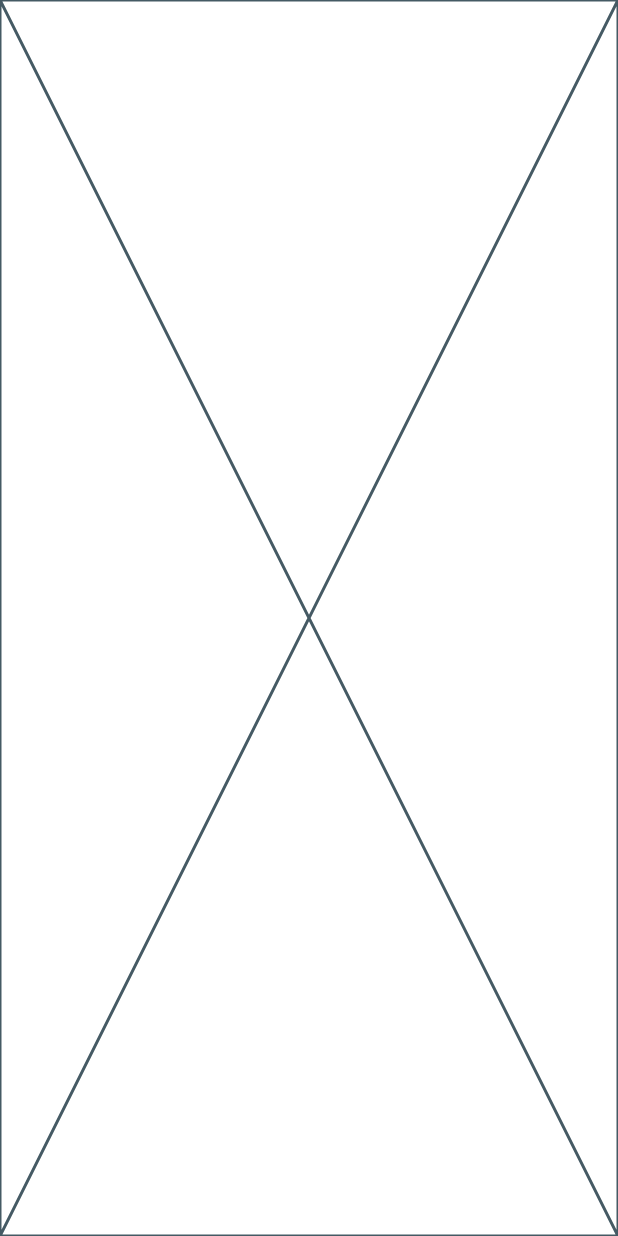
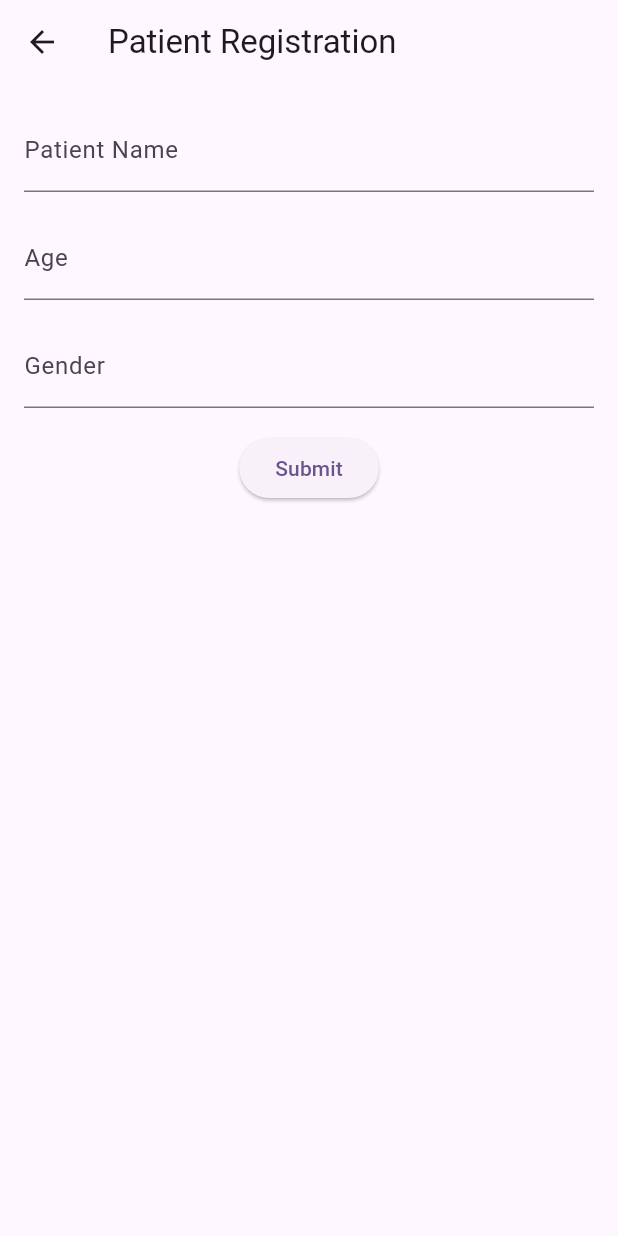
Before and after one commit to Omkar-t06/CMR_hackathon, a Flutter app: the HomeView screen opened by its route, item 2 of the bottom bar chosen, on a phone screen of 412 x 824 dp. Run offline on Flutter 3.47's test engine with Material 3 defaults, Android fonts, the phone set to English and light mode, and no system bars; our stand-ins replace firebase_auth, firebase_core, flutter_svg, string_validator; accounts and stored records are empty.

Commit message:
Appointment page

```diff
--- a/lib/view/home_views/fill_form_view.dart
+++ b/lib/view/home_views/fill_form_view.dart
@@ -1,10 +1,92 @@
 import 'package:flutter/material.dart';
 
-class FillForm extends StatelessWidget {
-  const FillForm({super.key});
+class PatientRegistrationForm extends StatefulWidget {
+  const PatientRegistrationForm({super.key});
+
+  @override
+  // ignore: library_private_types_in_public_api
+  _PatientRegistrationFormState createState() =>
+      _PatientRegistrationFormState();
+}
+
+class _PatientRegistrationFormState extends State<PatientRegistrationForm> {
+  final _formKey = GlobalKey<FormState>();
+  final TextEditingController _nameController = TextEditingController();
+  final TextEditingController _ageController = TextEditingController();
+  final TextEditingController _genderController = TextEditingController();
 
   @override
   Widget build(BuildContext context) {
-    return const Placeholder();
+    return Scaffold(
+      appBar: AppBar(
+        title: const Text('Patient Registration'),
+      ),
+      body: Padding(
+        padding: const EdgeInsets.all(16.0),
+        child: Form(
+          key: _formKey,
+          child: Column(
+            children: [
+              TextFormField(
+                controller: _nameController,
+                decoration: const InputDecoration(labelText: 'Patient Name'),
+                validator: (value) {
+                  if (value!.isEmpty) {
+                    return 'Please enter the patient name';
+                  }
+                  return null;
+                },
+              ),
+              const SizedBox(height: 16.0),
+              TextFormField(
+                controller: _ageController,
+                decoration: const InputDecoration(labelText: 'Age'),
+                keyboardType: TextInputType.number,
+                validator: (value) {
+                  if (value!.isEmpty) {
+                    return 'Please enter the age';
+                  }
+                  return null;
+                },
+              ),
+              const SizedBox(height: 16.0),
+              TextFormField(
+                controller: _genderController,
+                decoration: const InputDecoration(labelText: 'Gender'),
+                validator: (value) {
+                  if (value!.isEmpty) {
+                    return 'Please enter the gender';
+                  }
+                  return null;
+                },
+              ),
+              const SizedBox(height: 16.0),
+              ElevatedButton(
+                onPressed: () {
+                  // Validate the form
+                  if (_formKey.currentState!.validate()) {
+                    // If the form is valid, call the submitForm function
+                    submitForm();
+                  }
+                },
+                child: const Text('Submit'),
+              ),
+            ],
+          ),
+        ),
+      ),
+    );
+  }
+
+  void submitForm() {
+    // Perform actions with the form data
+    String name = _nameController.text;
+    String age = _ageController.text;
+    String gender = _genderController.text;
+
+    // Display or process the collected data as needed
+    print('Name: $name, Age: $age, Gender: $gender');
+
+    // You can add further logic like saving to a database or making an API call
   }
 }
--- a/lib/view/home_views/home_view.dart
+++ b/lib/view/home_views/home_view.dart
@@ -83,7 +83,7 @@ class HomeView extends StatelessWidget {
                 break;
               case 1:
                 Navigator.push(context,
-                    MaterialPageRoute(builder: (context) => const FillForm()));
+                    MaterialPageRoute(builder: (context) =>  PatientRegistrationForm()));
                 break;
               case 2:
                 Navigator.push(context,
```
